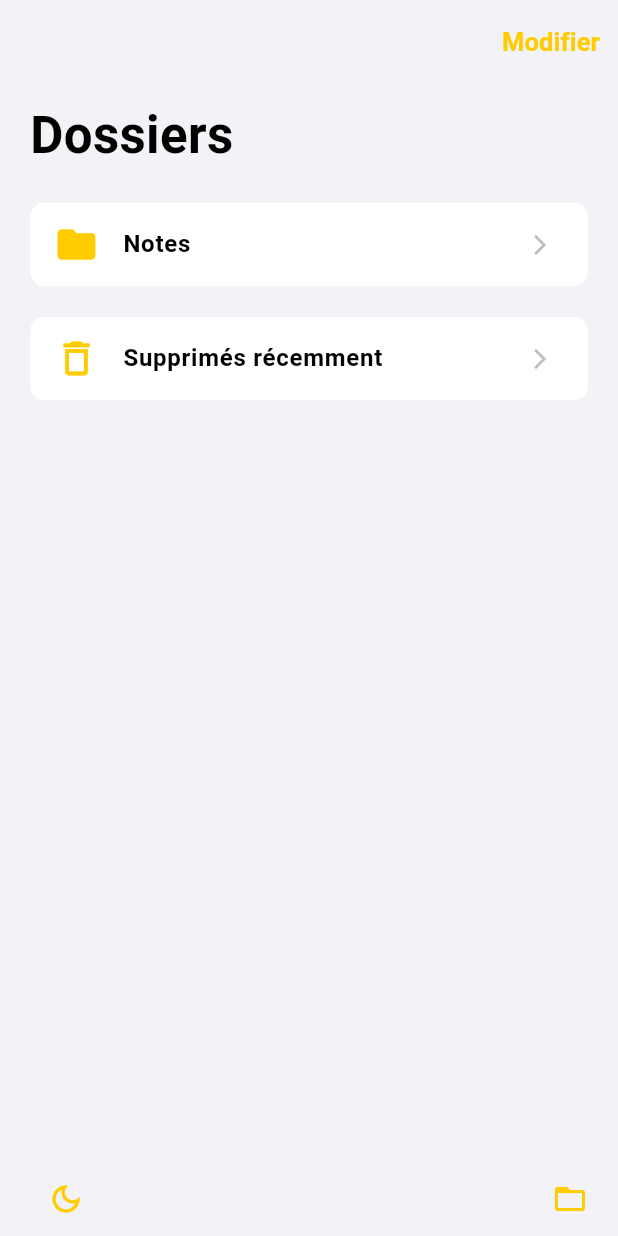
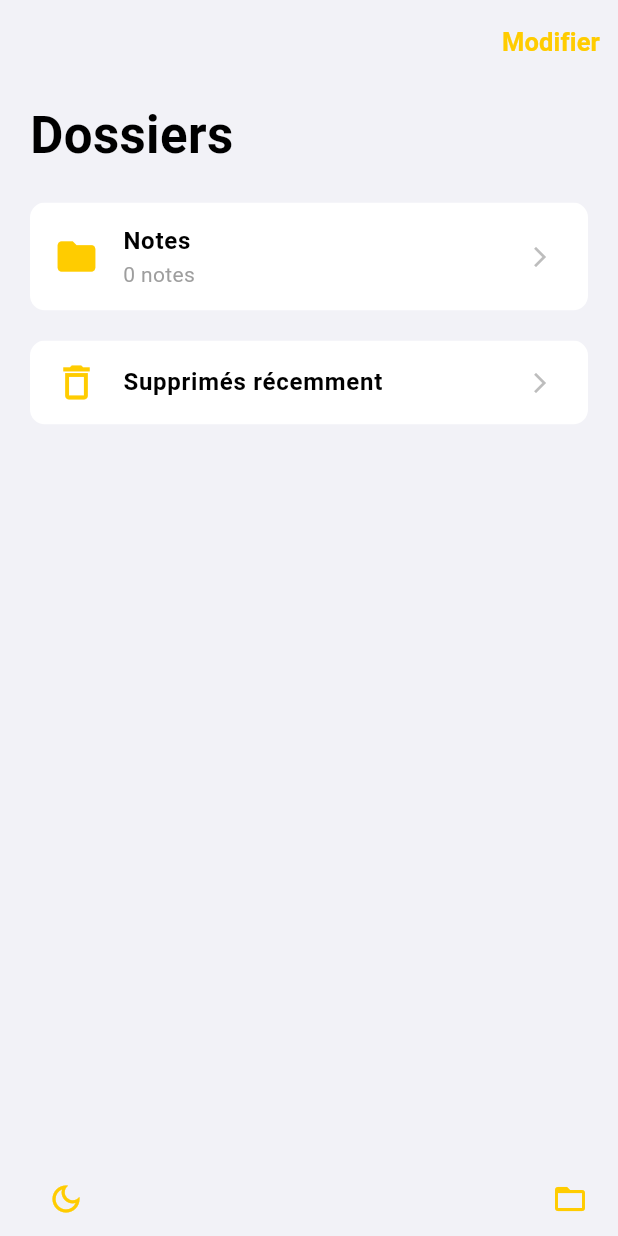
Before and after one commit to Antoine-Wacquiez/notes_app, a Flutter app: the screen it shows after launch, on a phone screen of 412 x 824 dp. Run offline on Flutter 3.47's test engine with Material 3 defaults, Android fonts, the phone set to English and light mode, and no system bars; network calls fail.

```diff
--- a/lib/main.dart
+++ b/lib/main.dart
@@ -1,6 +1,8 @@
 import 'package:flutter/material.dart';
 import 'package:flutter/services.dart';
+
 import 'screens/ecran_dossiers.dart';
+import 'theme/app_theme.dart';
 
 void main() {
   SystemChrome.setSystemUIOverlayStyle(SystemUiOverlayStyle.dark);
@@ -25,37 +27,12 @@ class _AppleNoteAppState extends State<AppleNoteApp> {
 
   @override
   Widget build(BuildContext context) {
-    const couleurJaune = Color(0xFFFFCC00);
-    const grisFondClair = Color(0xFFF2F2F7);
-    const grisFondSombre = Color(0xFF000000);
-
     return MaterialApp(
       title: 'Notes',
       debugShowCheckedModeBanner: false,
       themeMode: _modeSombre ? ThemeMode.dark : ThemeMode.light,
-
-      theme: ThemeData(
-        useMaterial3: true,
-        scaffoldBackgroundColor: grisFondClair,
-        primaryColor: couleurJaune,
-        appBarTheme: const AppBarTheme(
-          backgroundColor: grisFondClair,
-          elevation: 0,
-          scrolledUnderElevation: 0,
-          foregroundColor: couleurJaune,
-        ),
-      ),
-
-      darkTheme: ThemeData.dark().copyWith(
-        scaffoldBackgroundColor: grisFondSombre,
-        appBarTheme: const AppBarTheme(
-          backgroundColor: grisFondSombre,
-          elevation: 0,
-          scrolledUnderElevation: 0,
-          foregroundColor: couleurJaune,
-        ),
-      ),
-
+      theme: AppTheme.light(),
+      darkTheme: AppTheme.dark(),
       home: EcranDossiers(toggleTheme: _toggleTheme, isDark: _modeSombre),
     );
   }
--- /dev/null
+++ b/lib/models/dossier.dart
@@ -0,0 +1,30 @@
+class Dossier {
+  final String id;
+  final String name;
+  final int noteCount;
+
+  const Dossier({
+    required this.id,
+    required this.name,
+    this.noteCount = 0,
+  });
+
+  factory Dossier.fromJson(Map<String, dynamic> json) {
+    return Dossier(
+      id: (json['id'] ?? '') as String,
+      name: (json['name'] ?? json['nom'] ?? '') as String,
+      noteCount: (json['noteCount'] ?? json['nombreNotes'] ?? 0) as int,
+    );
+  }
+
+  Map<String, dynamic> toJson() {
+    return {
+      'id': id,
+      'name': name,
+      'noteCount': noteCount,
+    };
+  }
+
+  String get nom => name;
+  int get nombreNotes => noteCount;
+}
--- a/lib/models/note.dart
+++ b/lib/models/note.dart
@@ -1,21 +1,51 @@
 class Note {
   int id;
-  String titre;
-  String contenu;
-  DateTime date;
+  String title;
+  String content;
+  DateTime updatedAt;
+  String folderId;
 
   Note({
     required this.id,
-    required this.titre,
-    required this.contenu,
-    DateTime? date,
-  }) : date = date ?? DateTime.now();
+    required this.title,
+    required this.content,
+    DateTime? updatedAt,
+    this.folderId = 'notes',
+  }) : updatedAt = updatedAt ?? DateTime.now();
 
   factory Note.fromJson(Map<String, dynamic> json) {
     return Note(
-      id: json['id'],
-      titre: json['title'] ?? 'Sans titre',
-      contenu: json['body'] ?? '',
+      id: json['id'] as int,
+      title: (json['title'] ?? json['titre'] ?? 'Sans titre') as String,
+      content: (json['content'] ?? json['body'] ?? json['contenu'] ?? '') as String,
+      updatedAt: _parseDate(json['updatedAt'] ?? json['date']),
+      folderId: (json['folderId'] ?? 'notes') as String,
     );
   }
+
+  Map<String, dynamic> toJson() {
+    return {
+      'id': id,
+      'title': title,
+      'content': content,
+      'updatedAt': updatedAt.toIso8601String(),
+      'folderId': folderId,
+    };
+  }
+
+  static DateTime? _parseDate(dynamic value) {
+    if (value is String && value.isNotEmpty) {
+      return DateTime.tryParse(value);
+    }
+    return null;
+  }
+
+  String get titre => title;
+  set titre(String value) => title = value;
+
+  String get contenu => content;
+  set contenu(String value) => content = value;
+
+  DateTime get date => updatedAt;
+  set date(DateTime value) => updatedAt = value;
 }
--- /dev/null
+++ b/lib/repositories/note_repository.dart
@@ -0,0 +1,13 @@
+import '../models/note.dart';
+import '../services/note_service.dart';
+
+class NoteRepository {
+  final NoteService _noteService;
+
+  NoteRepository({NoteService? noteService})
+    : _noteService = noteService ?? NoteService();
+
+  Future<List<Note>> recupererNotes() {
+    return _noteService.recupererNotes();
+  }
+}
--- a/lib/screens/ecran_dossiers.dart
+++ b/lib/screens/ecran_dossiers.dart
@@ -1,7 +1,12 @@
 import 'package:flutter/material.dart';
+
+import '../models/dossier.dart';
+import '../repositories/note_repository.dart';
+import '../theme/app_colors.dart';
+import '../widgets/dossier_tile.dart';
 import 'ecran_principal.dart';
 
-class EcranDossiers extends StatelessWidget {
+class EcranDossiers extends StatefulWidget {
   final VoidCallback toggleTheme;
   final bool isDark;
 
@@ -12,9 +17,45 @@ class EcranDossiers extends StatelessWidget {
   });
 
   @override
+  State<EcranDossiers> createState() => _EcranDossiersState();
+}
+
+class _EcranDossiersState extends State<EcranDossiers> {
+  final NoteRepository _repository = NoteRepository();
+  int _nombreNotes = 0;
+
+  @override
+  void initState() {
+    super.initState();
+    _chargerNombreNotes();
+  }
+
+  Future<void> _chargerNombreNotes() async {
+    try {
+      final notes = await _repository.recupererNotes();
+      if (!mounted) return;
+      setState(() {
+        _nombreNotes = notes.length;
+      });
+    } catch (_) {
+      if (!mounted) return;
+      setState(() {
+        _nombreNotes = 0;
+      });
+    }
+  }
+
+  List<Dossier> _buildDossiers() {
+    return [
+      Dossier(id: 'notes', name: 'Notes', noteCount: _nombreNotes),
+      const Dossier(id: 'supprimees', name: 'Supprimés récemment'),
+    ];
+  }
+
+  @override
   Widget build(BuildContext context) {
-    final couleurTexte = isDark ? Colors.white : Colors.black;
-    final couleurFondElement = isDark ? const Color(0xFF1C1C1E) : Colors.white;
+    final couleurTexte = widget.isDark ? Colors.white : Colors.black;
+    final dossiers = _buildDossiers();
 
     return Scaffold(
       appBar: AppBar(
@@ -22,9 +63,9 @@ class EcranDossiers extends StatelessWidget {
           TextButton(
             onPressed: () {},
             child: const Text(
-              "Modifier",
+              'Modifier',
               style: TextStyle(
-                color: Color(0xFFFFCC00),
+                color: AppColors.jauneNotes,
                 fontWeight: FontWeight.bold,
                 fontSize: 17,
               ),
@@ -39,7 +80,7 @@ class EcranDossiers extends StatelessWidget {
           children: [
             const SizedBox(height: 10),
             Text(
-              "Dossiers",
+              'Dossiers',
               style: TextStyle(
                 fontSize: 34,
                 fontWeight: FontWeight.bold,
@@ -47,71 +88,35 @@ class EcranDossiers extends StatelessWidget {
               ),
             ),
             const SizedBox(height: 20),
-            ClipRRect(
-              borderRadius: BorderRadius.circular(10),
-              child: Container(
-                color: couleurFondElement,
-                child: ListTile(
-                  onTap: () {
-                    Navigator.push(
+            Expanded(
+              child: ListView.separated(
+                itemCount: dossiers.length,
+                separatorBuilder: (_, _) => const SizedBox(height: 20),
+                itemBuilder: (context, index) {
+                  final dossier = dossiers[index];
+                  return DossierTile(
+                    dossier: dossier,
+                    isDark: widget.isDark,
+                    icone: dossier.id == 'notes'
+                        ? Icons.folder
+                        : Icons.delete_outline,
+                    estInteractif: dossier.id == 'notes',
+                    onTap: dossier.id == 'notes'
+                        ? () async {
+                            await Navigator.push(
                               context,
                               MaterialPageRoute(
                                 builder: (context) => EcranPrincipal(
-                          toggleTheme: toggleTheme,
-                          isDark: isDark,
+                                  toggleTheme: widget.toggleTheme,
+                                  isDark: widget.isDark,
                                 ),
                               ),
                             );
+                            await _chargerNombreNotes();
+                          }
+                        : null,
+                  );
                 },
-                  leading: const Icon(
-                    Icons.folder,
-                    color: Color(0xFFFFCC00),
-                    size: 30,
-                  ),
-                  title: Text(
-                    "Notes",
-                    style: TextStyle(
-                      color: couleurTexte,
-                      fontWeight: FontWeight.w600,
-                    ),
-                  ),
-                  trailing: Row(
-                    mainAxisSize: MainAxisSize.min,
-                    children: [
-                      Icon(
-                        Icons.arrow_forward_ios,
-                        color: Colors.grey.shade400,
-                        size: 16,
-                      ),
-                    ],
-                  ),
-                ),
-              ),
-            ),
-            const SizedBox(height: 20),
-            ClipRRect(
-              borderRadius: BorderRadius.circular(10),
-              child: Container(
-                color: couleurFondElement,
-                child: ListTile(
-                  leading: const Icon(
-                    Icons.delete_outline,
-                    color: Color(0xFFFFCC00),
-                    size: 30,
-                  ),
-                  title: Text(
-                    "Supprimés récemment",
-                    style: TextStyle(
-                      color: couleurTexte,
-                      fontWeight: FontWeight.w600,
-                    ),
-                  ),
-                  trailing: Icon(
-                    Icons.arrow_forward_ios,
-                    color: Colors.grey.shade400,
-                    size: 16,
-                  ),
-                ),
               ),
             ),
           ],
@@ -120,18 +125,18 @@ class EcranDossiers extends StatelessWidget {
       bottomNavigationBar: Container(
         height: 50,
         padding: const EdgeInsets.symmetric(horizontal: 20),
-        color: isDark ? const Color(0xFF1C1C1E) : const Color(0xFFF2F2F7),
+        color: widget.isDark ? AppColors.carteSombre : AppColors.fondClair,
         child: Row(
           mainAxisAlignment: MainAxisAlignment.spaceBetween,
           children: [
             IconButton(
               icon: Icon(
-                isDark ? Icons.light_mode : Icons.dark_mode_outlined,
-                color: const Color(0xFFFFCC00),
+                widget.isDark ? Icons.light_mode : Icons.dark_mode_outlined,
+                color: AppColors.jauneNotes,
               ),
-              onPressed: toggleTheme,
+              onPressed: widget.toggleTheme,
             ),
-            const Icon(Icons.folder_open, color: Color(0xFFFFCC00)),
+            const Icon(Icons.folder_open, color: AppColors.jauneNotes),
           ],
         ),
       ),
--- /dev/null
+++ b/lib/theme/app_colors.dart
@@ -0,0 +1,9 @@
+import 'package:flutter/material.dart';
+
+class AppColors {
+  static const jauneNotes = Color(0xFFFFCC00);
+  static const fondClair = Color(0xFFF2F2F7);
+  static const fondSombre = Color(0xFF000000);
+  static const carteSombre = Color(0xFF1C1C1E);
+  static const rechercheClaire = Color(0xFFE3E3E8);
+}
--- /dev/null
+++ b/lib/theme/app_theme.dart
@@ -0,0 +1,31 @@
+import 'package:flutter/material.dart';
+
+import 'app_colors.dart';
+
+class AppTheme {
+  static ThemeData light() {
+    return ThemeData(
+      useMaterial3: true,
+      scaffoldBackgroundColor: AppColors.fondClair,
+      primaryColor: AppColors.jauneNotes,
+      appBarTheme: const AppBarTheme(
+        backgroundColor: AppColors.fondClair,
+        elevation: 0,
+        scrolledUnderElevation: 0,
+        foregroundColor: AppColors.jauneNotes,
+      ),
+    );
+  }
+
+  static ThemeData dark() {
+    return ThemeData.dark().copyWith(
+      scaffoldBackgroundColor: AppColors.fondSombre,
+      appBarTheme: const AppBarTheme(
+        backgroundColor: AppColors.fondSombre,
+        elevation: 0,
+        scrolledUnderElevation: 0,
+        foregroundColor: AppColors.jauneNotes,
+      ),
+    );
+  }
+}
--- /dev/null
+++ b/lib/widgets/dossier_tile.dart
@@ -0,0 +1,56 @@
+import 'package:flutter/material.dart';
+
+import '../models/dossier.dart';
+import '../theme/app_colors.dart';
+
+class DossierTile extends StatelessWidget {
+  final Dossier dossier;
+  final bool isDark;
+  final IconData icone;
+  final bool estInteractif;
+  final VoidCallback? onTap;
+
+  const DossierTile({
+    super.key,
+    required this.dossier,
+    required this.isDark,
+    required this.icone,
+    this.estInteractif = true,
+    this.onTap,
+  });
+
+  @override
+  Widget build(BuildContext context) {
+    final couleurTexte = isDark ? Colors.white : Colors.black;
+    final couleurFond = isDark ? AppColors.carteSombre : Colors.white;
+
+    return ClipRRect(
+      borderRadius: BorderRadius.circular(10),
+      child: Container(
+        color: couleurFond,
+        child: ListTile(
+          onTap: estInteractif ? onTap : null,
+          leading: Icon(icone, color: AppColors.jauneNotes, size: 30),
+          title: Text(
+            dossier.name,
+            style: TextStyle(
+              color: couleurTexte,
+              fontWeight: FontWeight.w600,
+            ),
+          ),
+          subtitle: estInteractif
+              ? Text(
+                  '${dossier.noteCount} notes',
+                  style: TextStyle(color: Colors.grey.shade500),
+                )
+              : null,
+          trailing: Icon(
+            Icons.arrow_forward_ios,
+            color: Colors.grey.shade400,
+            size: 16,
+          ),
+        ),
+      ),
+    );
+  }
+}
```
Also changed, not shown: lib/screens/ecran_detail.dart (+11 -8 lines), lib/screens/ecran_principal.dart (+85 -67 lines), lib/widgets/barre_recherche_notes.dart (added, +42 -0 lines), lib/widgets/note_list_tile.dart (added, +43 -0 lines), 3 other files. Lines whose indentation alone changed are shown as unchanged.
